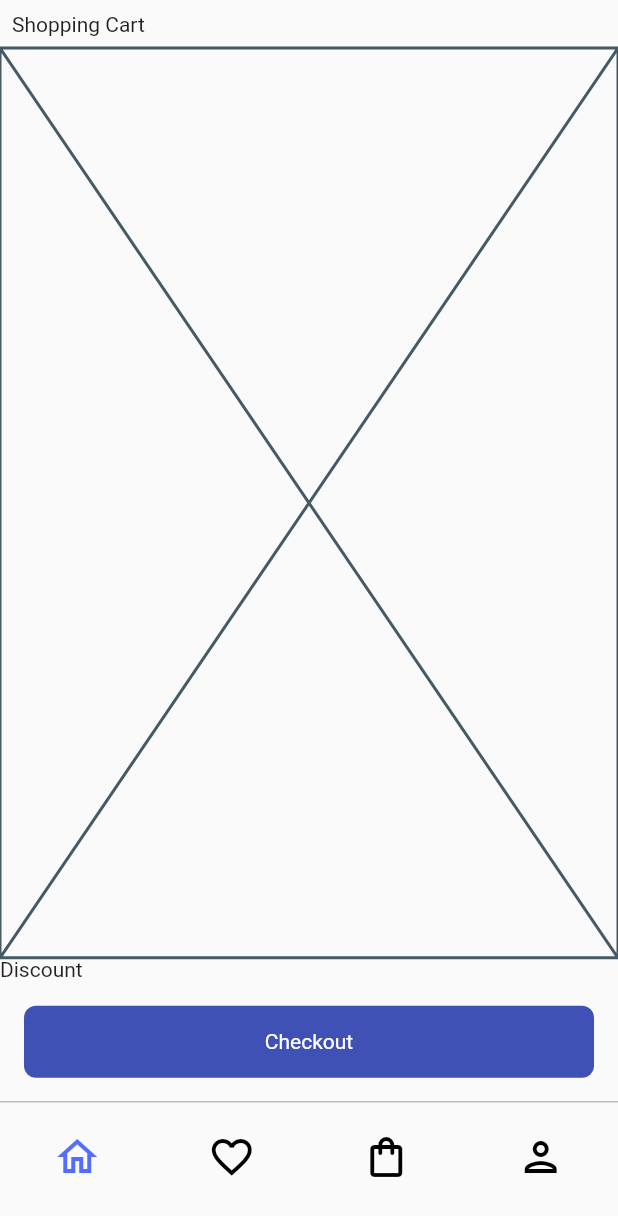
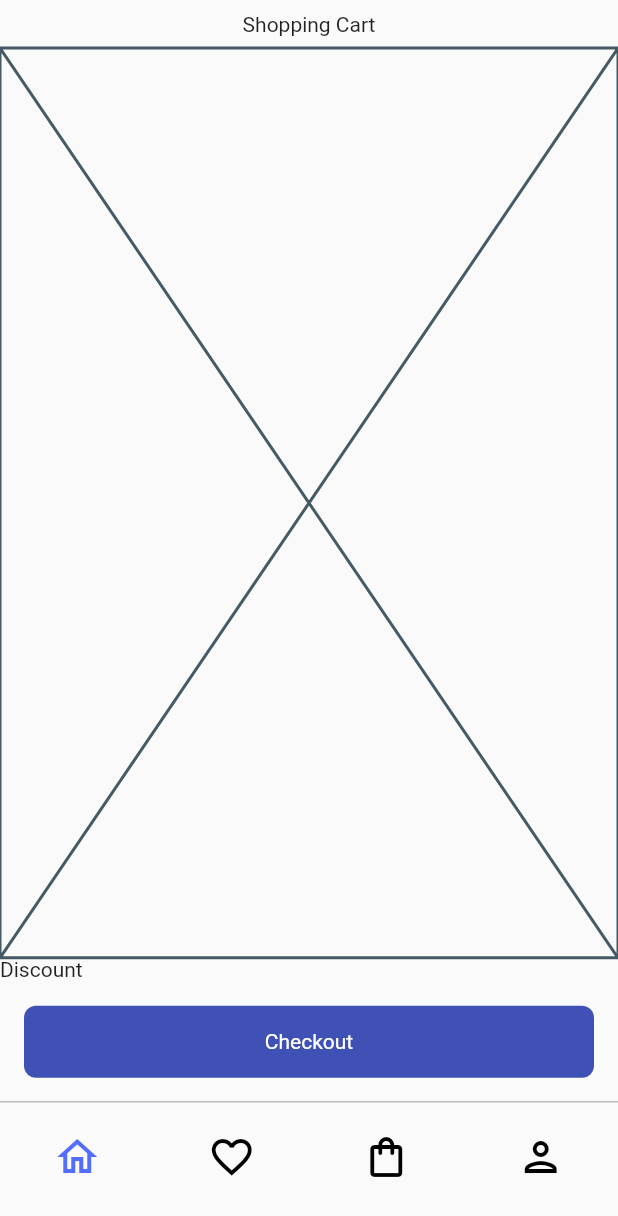
Before and after one commit to JAICHANGPARK/flutter_notebook_17th_story, a Flutter app: the screen it shows after launch, on a phone screen of 412 x 824 dp. Shown: the top 1216 px of the screen. Run offline on Flutter 3.47's test engine with Material 2 defaults, Android fonts, the phone set to English and light mode, and no system bars; our stand-ins replace badges, cached_network_image, fl_chart, flutter_riverpod, freezed_annotation, ionicons and 1 more.

Commit message:
Update furniture_main_page.dart

```diff
--- a/lib/ep1036_furniture_app/src/ui/furniture_main_page.dart
+++ b/lib/ep1036_furniture_app/src/ui/furniture_main_page.dart
@@ -16,14 +16,16 @@ class FurnitureMainPage extends ConsumerWidget {
               child: Column(
                 crossAxisAlignment: CrossAxisAlignment.start,
                 children: [
-                  Padding(
-                    padding: const EdgeInsets.all(8.0),
-                    child: const Text("Shopping Cart"),
+                  const Padding(
+                    padding: EdgeInsets.all(8.0),
+                    child: Center(child: Text("Shopping Cart")),
                   ),
                   const Expanded(child: Placeholder()),
                   const Text("Discount"),
                   Container(
-                    decoration: const BoxDecoration(),
+                    decoration: const BoxDecoration(
+                      color: Colors.grey[100],
+                    ),
                   ),
                   Padding(
                     padding: const EdgeInsets.all(16.0),
```
